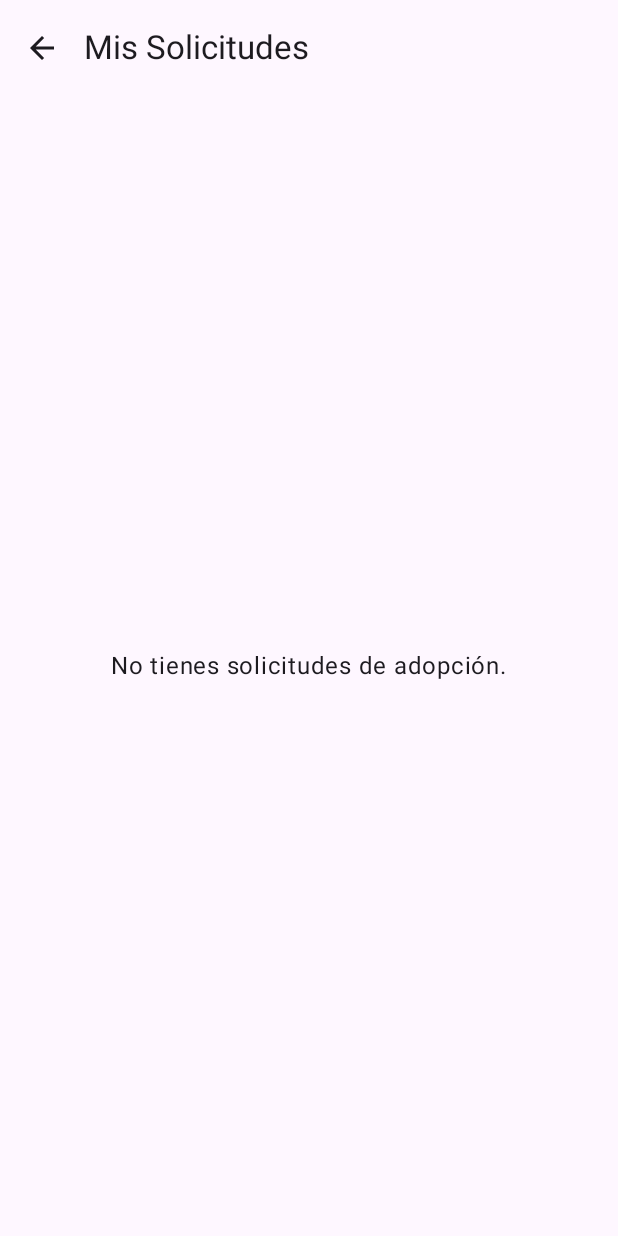
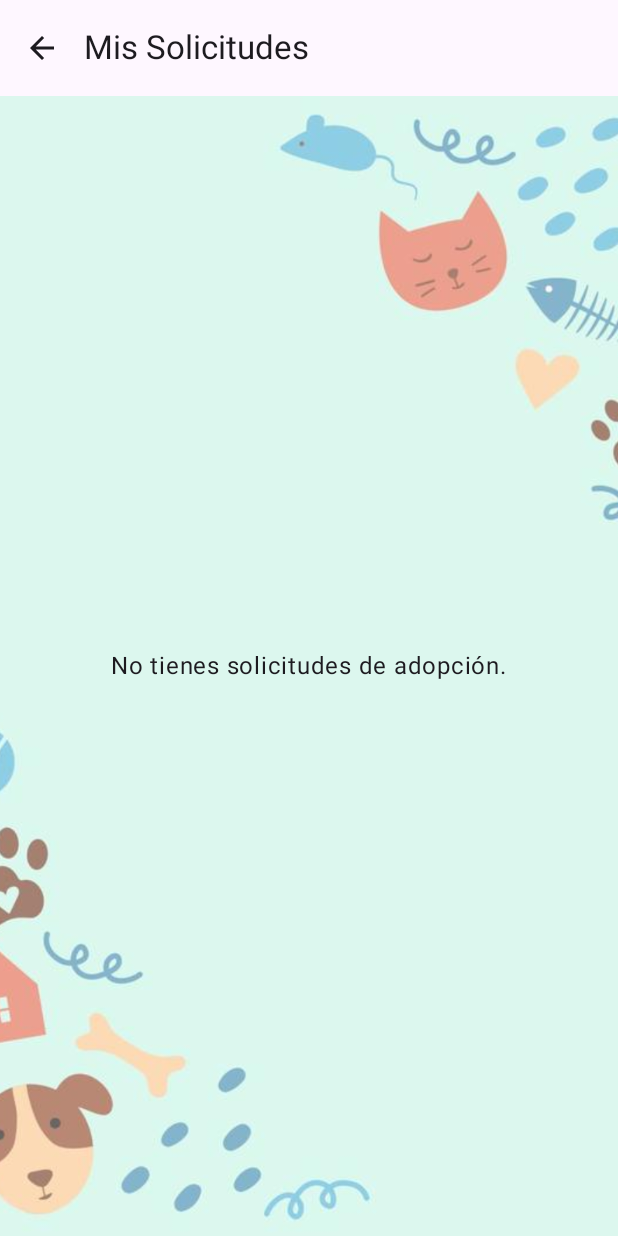
Before and after one commit to Kazuhira13/ProyectoProgramacionII, an Android app built with Jetpack Compose: the SolicitudesScreen screen opened through its navigation route, on a phone screen of 412 x 824 dp. Run offline under Robolectric (Android 15) with nearby library versions, the phone set to English and light mode, and no system bars; our stand-ins replace Firebase (no records; nobody signed in at launch, a user with empty details on screens opened directly).

Commit message:
Agregar fondo a solicitudes

```diff
--- a/AppMascota/app/src/main/java/com/example/appmascota/Pantallas/adopcionMascota/SolicitudesScreen.kt
+++ b/AppMascota/app/src/main/java/com/example/appmascota/Pantallas/adopcionMascota/SolicitudesScreen.kt
@@ -1,6 +1,7 @@
 package com.example.appmascota.Pantallas.adopcionMascota
 
 import android.util.Log
+import androidx.compose.foundation.Image
 import androidx.compose.material.icons.Icons
 import androidx.compose.material.icons.filled.ArrowBack
 import androidx.compose.foundation.layout.*
@@ -13,8 +14,11 @@ import androidx.compose.runtime.mutableStateListOf
 import androidx.compose.runtime.remember
 import androidx.compose.ui.Alignment
 import androidx.compose.ui.Modifier
+import androidx.compose.ui.layout.ContentScale
+import androidx.compose.ui.res.painterResource
 import androidx.compose.ui.unit.dp
 import androidx.navigation.NavController
+import com.example.appmascota.R
 import com.google.firebase.auth.FirebaseAuth
 import com.google.firebase.firestore.FirebaseFirestore
 
@@ -64,6 +68,13 @@ fun SolicitudesScreen(navController: NavController) {
         }
     ) { padding ->
         Box(modifier = Modifier.padding(padding).fillMaxSize()) {
+            Image(
+                painter = painterResource(id = R.drawable.mascota),
+                contentDescription = null,
+                modifier = Modifier
+                    .fillMaxSize(),
+                contentScale = ContentScale.Crop
+            )
             if (adoptionRequests.isEmpty()) {
                 // Mensaje cuando no hay solicitudes
                 Text(
```
